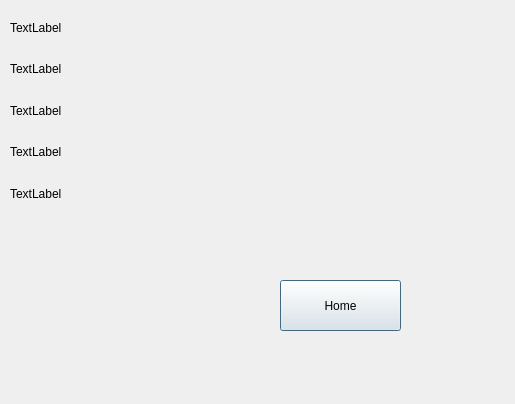
Old version of the form 11-Infotainment_Platoon/Prayer.ui in the repository HaiidyHossam/QT-Platoon-Infotainment-.
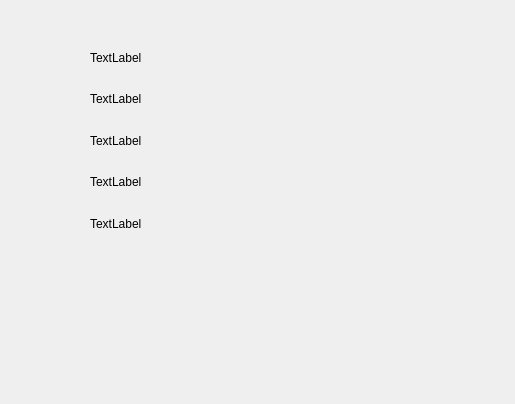
New version of the form. Icons and pictures are not drawn.

What changed in the file:
```diff
--- a/11-Infotainment_Platoon/Prayer.ui
+++ b/11-Infotainment_Platoon/Prayer.ui
@@ -16,21 +16,36 @@
   <widget class="QPushButton" name="Back">
    <property name="geometry">
     <rect>
-     <x>280</x>
-     <y>280</y>
-     <width>121</width>
-     <height>51</height>
+     <x>0</x>
+     <y>0</y>
+     <width>61</width>
+     <height>401</height>
     </rect>
    </property>
+   <property name="focusPolicy">
+    <enum>Qt::NoFocus</enum>
+   </property>
+   <property name="contextMenuPolicy">
+    <enum>Qt::NoContextMenu</enum>
+   </property>
+   <property name="styleSheet">
+    <string notr="true">image: url(:/icons/icons/home.png);</string>
+   </property>
    <property name="text">
-    <string>Home</string>
+    <string/>
+   </property>
+   <property name="autoDefault">
+    <bool>false</bool>
+   </property>
+   <property name="flat">
+    <bool>true</bool>
    </property>
   </widget>
-  <widget class="QWidget" name="">
+  <widget class="QWidget" name="layoutWidget">
    <property name="geometry">
     <rect>
-     <x>10</x>
-     <y>10</y>
+     <x>90</x>
+     <y>40</y>
      <width>381</width>
      <height>201</height>
     </rect>
```
